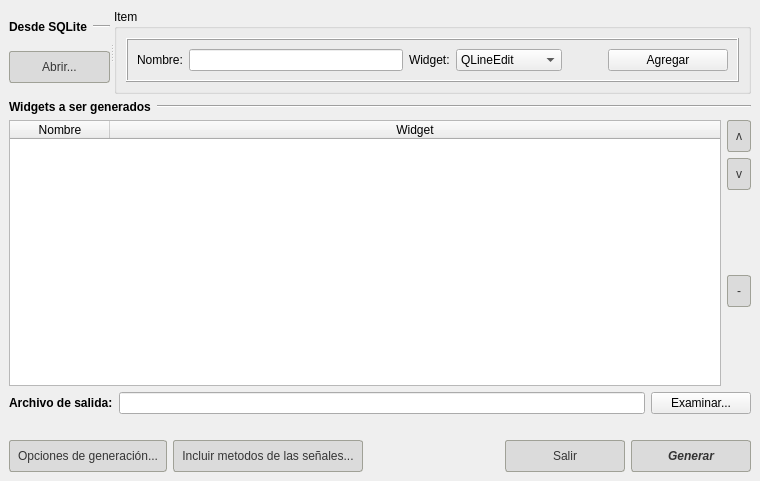
Above: gui/guimaker.ui from jonathanferreyra/Plasta-GUI-Maker before the change. Below: the same form after it.
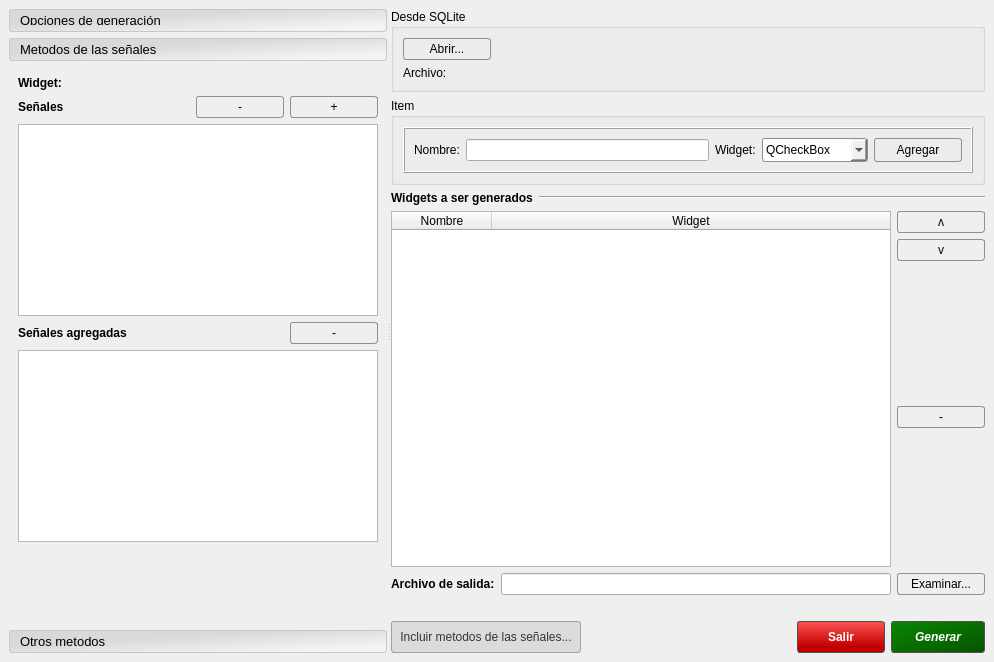
That is the form after the change. The open tabs and pages were chosen to show the change.

```diff
--- a/gui/guimaker.ui
+++ b/gui/guimaker.ui
@@ -6,98 +6,655 @@
    <rect>
     <x>0</x>
     <y>0</y>
-    <width>760</width>
-    <height>481</height>
+    <width>994</width>
+    <height>662</height>
    </rect>
   </property>
   <property name="windowTitle">
    <string>GUI Maker - @ MEG Software </string>
   </property>
+  <property name="styleSheet">
+   <string notr="true"> QPushButton {
+border: 1px solid #8f8f91;
+border-radius: 3px;
+background-color: qlineargradient(x1: 0, y1: 0, x2: 0, y2: 1,
+                                       stop: 0 #f6f7fa, stop: 1 #dadbde);
+min-width: 80px;
+padding: 3px;
+ }
+
+ QPushButton:pressed {
+     background-color: qlineargradient(x1: 0, y1: 0, x2: 0, y2: 1,
+                                       stop: 0 #dadbde, stop: 1 #f6f7fa);
+ }
+
+QComboBox {
+border: 1px solid #8f8f91;
+border-radius: 3px;
+background-color: qlineargradient(x1: 0, y1: 0, x2: 0, y2: 1,
+                                       stop: 0 #f6f7fa, stop: 1 #dadbde);
+min-width: 80px;
+padding: 3px;
+ }</string>
+  </property>
   <widget class="QWidget" name="centralwidget">
-   <layout class="QVBoxLayout" name="verticalLayout_5">
+   <layout class="QVBoxLayout" name="verticalLayout_12">
     <item>
      <widget class="QSplitter" name="splitter">
+      <property name="orientation">
+       <enum>Qt::Horizontal</enum>
+      </property>
+      <widget class="QToolBox" name="toolBox">
       <property name="sizePolicy">
-       <sizepolicy hsizetype="Expanding" vsizetype="Fixed">
+        <sizepolicy hsizetype="Preferred" vsizetype="Expanding">
         <horstretch>0</horstretch>
         <verstretch>0</verstretch>
        </sizepolicy>
       </property>
+       <property name="font">
+        <font>
+         <pointsize>10</pointsize>
+        </font>
+       </property>
+       <property name="styleSheet">
+        <string notr="true">QToolBox::tab {
+color:rgb(0, 0, 0);
+background-color: qlineargradient(spread:reflect, x1:0.195, y1:0.176136, x2:1, y2:1, stop:0.195238 rgba(217, 217, 217, 255), stop:0.842857 rgba(244, 244, 244, 255));
+border: 1px solid rgb(199, 199, 199);
+border-radius: 3px;
+padding:6px;
+}
+</string>
+       </property>
+       <widget class="QWidget" name="widget">
+        <property name="geometry">
+         <rect>
+          <x>0</x>
+          <y>0</y>
+          <width>244</width>
+          <height>551</height>
+         </rect>
+        </property>
+        <attribute name="label">
+         <string>Opciones de generación</string>
+        </attribute>
+        <layout class="QVBoxLayout" name="verticalLayout_9">
+         <item>
+          <layout class="QHBoxLayout" name="horizontalLayout_10">
+           <item>
+            <widget class="QLabel" name="label_6">
+             <property name="sizePolicy">
+              <sizepolicy hsizetype="Fixed" vsizetype="Preferred">
+               <horstretch>0</horstretch>
+               <verstretch>0</verstretch>
+              </sizepolicy>
+             </property>
+             <property name="font">
+              <font>
+               <weight>75</weight>
+               <bold>true</bold>
+              </font>
+             </property>
+             <property name="text">
+              <string>Opciones generales</string>
+             </property>
+            </widget>
+           </item>
+           <item>
+            <widget class="Line" name="line_2">
       <property name="orientation">
        <enum>Qt::Horizontal</enum>
       </property>
+            </widget>
+           </item>
+          </layout>
+         </item>
+         <item>
+          <widget class="QCheckBox" name="chkGenerarPlantilla">
+           <property name="text">
+            <string>Generar plantilla .py</string>
+           </property>
+           <property name="checked">
+            <bool>true</bool>
+           </property>
+          </widget>
+         </item>
+         <item>
+          <layout class="QHBoxLayout" name="horizontalLayout_13">
+           <item>
+            <widget class="QLabel" name="label_8">
+             <property name="sizePolicy">
+              <sizepolicy hsizetype="Fixed" vsizetype="Preferred">
+               <horstretch>0</horstretch>
+               <verstretch>0</verstretch>
+              </sizepolicy>
+             </property>
+             <property name="font">
+              <font>
+               <weight>75</weight>
+               <bold>true</bold>
+              </font>
+             </property>
+             <property name="text">
+              <string>Tipo de ventana</string>
+             </property>
+            </widget>
+           </item>
+           <item>
+            <widget class="Line" name="line_5">
+             <property name="orientation">
+              <enum>Qt::Horizontal</enum>
+             </property>
+            </widget>
+           </item>
+          </layout>
+         </item>
+         <item>
+          <layout class="QVBoxLayout" name="verticalLayout_6">
+           <item>
+            <widget class="QCheckBox" name="rbMainWindow">
+             <property name="text">
+              <string>QMainWindow</string>
+             </property>
+             <property name="checked">
+              <bool>true</bool>
+             </property>
+            </widget>
+           </item>
+           <item>
+            <widget class="QCheckBox" name="rbDialog">
+             <property name="text">
+              <string>QDialog</string>
+             </property>
+             <property name="checked">
+              <bool>false</bool>
+             </property>
+            </widget>
+           </item>
+          </layout>
+         </item>
+         <item>
+          <layout class="QHBoxLayout" name="horizontalLayout_12">
+           <item>
+            <widget class="QLabel" name="label_7">
+             <property name="sizePolicy">
+              <sizepolicy hsizetype="Fixed" vsizetype="Preferred">
+               <horstretch>0</horstretch>
+               <verstretch>0</verstretch>
+              </sizepolicy>
+             </property>
+             <property name="font">
+              <font>
+               <weight>75</weight>
+               <bold>true</bold>
+              </font>
+             </property>
+             <property name="text">
+              <string>Botones</string>
+             </property>
+            </widget>
+           </item>
+           <item>
+            <widget class="Line" name="line_4">
+             <property name="orientation">
+              <enum>Qt::Horizontal</enum>
+             </property>
+            </widget>
+           </item>
+          </layout>
+         </item>
+         <item>
+          <layout class="QVBoxLayout" name="verticalLayout_8">
+           <item>
+            <widget class="QRadioButton" name="rbBtnsSA">
+             <property name="text">
+              <string>Salir - Aceptar</string>
+             </property>
+             <property name="checked">
+              <bool>true</bool>
+             </property>
+            </widget>
+           </item>
+           <item>
+            <widget class="QRadioButton" name="rbBtnsSG">
+             <property name="text">
+              <string>Salir - Guardar</string>
+             </property>
+            </widget>
+           </item>
+           <item>
+            <widget class="QRadioButton" name="rbBtnsCA">
+             <property name="text">
+              <string>Cancelar - Aceptar</string>
+             </property>
+            </widget>
+           </item>
+           <item>
+            <widget class="QCheckBox" name="chkBtnsLimpiar">
+             <property name="text">
+              <string>Limpiar campos</string>
+             </property>
+            </widget>
+           </item>
+          </layout>
+         </item>
+         <item>
+          <spacer name="verticalSpacer_3">
+           <property name="orientation">
+            <enum>Qt::Vertical</enum>
+           </property>
+           <property name="sizeHint" stdset="0">
+            <size>
+             <width>20</width>
+             <height>40</height>
+            </size>
+           </property>
+          </spacer>
+         </item>
+        </layout>
+       </widget>
+       <widget class="QWidget" name="widget_2">
+        <property name="geometry">
+         <rect>
+          <x>0</x>
+          <y>0</y>
+          <width>276</width>
+          <height>533</height>
+         </rect>
+        </property>
+        <attribute name="label">
+         <string>Metodos de las señales</string>
+        </attribute>
+        <layout class="QVBoxLayout" name="verticalLayout_11">
+         <item>
+          <layout class="QHBoxLayout" name="horizontalLayout_15">
+           <item>
+            <widget class="QLabel" name="label_10">
+             <property name="sizePolicy">
+              <sizepolicy hsizetype="Fixed" vsizetype="Preferred">
+               <horstretch>0</horstretch>
+               <verstretch>0</verstretch>
+              </sizepolicy>
+             </property>
+             <property name="font">
+              <font>
+               <weight>75</weight>
+               <bold>true</bold>
+              </font>
+             </property>
+             <property name="text">
+              <string>Widget:</string>
+             </property>
+            </widget>
+           </item>
+           <item>
+            <widget class="QLabel" name="lbWidget">
+             <property name="minimumSize">
+              <size>
+               <width>150</width>
+               <height>0</height>
+              </size>
+             </property>
+             <property name="font">
+              <font>
+               <underline>false</underline>
+              </font>
+             </property>
+             <property name="frameShape">
+              <enum>QFrame::NoFrame</enum>
+             </property>
+             <property name="text">
+              <string/>
+             </property>
+            </widget>
+           </item>
+          </layout>
+         </item>
+         <item>
+          <layout class="QVBoxLayout" name="verticalLayout_5">
+           <item>
+            <layout class="QHBoxLayout" name="horizontalLayout_16">
+             <item>
+              <widget class="QLabel" name="label_11">
+               <property name="sizePolicy">
+                <sizepolicy hsizetype="Fixed" vsizetype="Preferred">
+                 <horstretch>0</horstretch>
+                 <verstretch>0</verstretch>
+                </sizepolicy>
+               </property>
+               <property name="font">
+                <font>
+                 <weight>75</weight>
+                 <bold>true</bold>
+                </font>
+               </property>
+               <property name="text">
+                <string>Señales</string>
+               </property>
+              </widget>
+             </item>
+             <item>
+              <spacer name="horizontalSpacer_2">
+               <property name="orientation">
+                <enum>Qt::Horizontal</enum>
+               </property>
+               <property name="sizeHint" stdset="0">
+                <size>
+                 <width>40</width>
+                 <height>20</height>
+                </size>
+               </property>
+              </spacer>
+             </item>
+             <item>
+              <widget class="QPushButton" name="btQuitarSenial">
+               <property name="sizePolicy">
+                <sizepolicy hsizetype="Minimum" vsizetype="Fixed">
+                 <horstretch>0</horstretch>
+                 <verstretch>0</verstretch>
+                </sizepolicy>
+               </property>
+               <property name="maximumSize">
+                <size>
+                 <width>30</width>
+                 <height>16777215</height>
+                </size>
+               </property>
+               <property name="text">
+                <string>-</string>
+               </property>
+              </widget>
+             </item>
+             <item>
+              <widget class="QPushButton" name="btAgregarSenial">
+               <property name="sizePolicy">
+                <sizepolicy hsizetype="Fixed" vsizetype="Fixed">
+                 <horstretch>0</horstretch>
+                 <verstretch>0</verstretch>
+                </sizepolicy>
+               </property>
+               <property name="maximumSize">
+                <size>
+                 <width>30</width>
+                 <height>16777215</height>
+                </size>
+               </property>
+               <property name="text">
+                <string>+</string>
+               </property>
+              </widget>
+             </item>
+            </layout>
+           </item>
+           <item>
+            <widget class="QListWidget" name="lwSeniales"/>
+           </item>
+          </layout>
+         </item>
+         <item>
+          <layout class="QVBoxLayout" name="verticalLayout_10">
+           <item>
+            <layout class="QHBoxLayout" name="horizontalLayout_14">
+             <item>
+              <widget class="QLabel" name="label_12">
+               <property name="sizePolicy">
+                <sizepolicy hsizetype="Fixed" vsizetype="Preferred">
+                 <horstretch>0</horstretch>
+                 <verstretch>0</verstretch>
+                </sizepolicy>
+               </property>
+               <property name="font">
+                <font>
+                 <weight>75</weight>
+                 <bold>true</bold>
+                </font>
+               </property>
+               <property name="text">
+                <string>Señales agregadas</string>
+               </property>
+              </widget>
+             </item>
+             <item>
+              <spacer name="horizontalSpacer_5">
+               <property name="orientation">
+                <enum>Qt::Horizontal</enum>
+               </property>
+               <property name="sizeHint" stdset="0">
+                <size>
+                 <width>40</width>
+                 <height>20</height>
+                </size>
+               </property>
+              </spacer>
+             </item>
+             <item>
+              <widget class="QPushButton" name="btQuitarSenial_2">
+               <property name="sizePolicy">
+                <sizepolicy hsizetype="Minimum" vsizetype="Fixed">
+                 <horstretch>0</horstretch>
+                 <verstretch>0</verstretch>
+                </sizepolicy>
+               </property>
+               <property name="maximumSize">
+                <size>
+                 <width>30</width>
+                 <height>16777215</height>
+                </size>
+               </property>
+               <property name="text">
+                <string>-</string>
+               </property>
+              </widget>
+             </item>
+            </layout>
+           </item>
+           <item>
+            <widget class="QListWidget" name="lwSenialesAgregadas"/>
+           </item>
+          </layout>
+         </item>
+         <item>
+          <spacer name="verticalSpacer_4">
+           <property name="orientation">
+            <enum>Qt::Vertical</enum>
+           </property>
+           <property name="sizeHint" stdset="0">
+            <size>
+             <width>20</width>
+             <height>33</height>
+            </size>
+           </property>
+          </spacer>
+         </item>
+        </layout>
+       </widget>
+       <widget class="QWidget" name="widget_3">
+        <property name="geometry">
+         <rect>
+          <x>0</x>
+          <y>0</y>
+          <width>268</width>
+          <height>533</height>
+         </rect>
+        </property>
+        <attribute name="label">
+         <string>Otros metodos</string>
+        </attribute>
+        <layout class="QVBoxLayout" name="verticalLayout_15">
+         <item>
+          <layout class="QVBoxLayout" name="verticalLayout_13">
+           <item>
+            <widget class="QLabel" name="label_13">
+             <property name="text">
+              <string>Nombre metodo</string>
+             </property>
+            </widget>
+           </item>
+           <item>
+            <widget class="QLineEdit" name="leNombre_2"/>
+           </item>
+           <item>
+            <widget class="QLabel" name="label_14">
+             <property name="text">
+              <string>Parámetros</string>
+             </property>
+            </widget>
+           </item>
+           <item>
+            <widget class="QLineEdit" name="leNombre_3"/>
+           </item>
+           <item>
+            <widget class="QPushButton" name="pushButton">
+             <property name="text">
+              <string>Agregar</string>
+             </property>
+            </widget>
+           </item>
+          </layout>
+         </item>
+         <item>
+          <layout class="QVBoxLayout" name="verticalLayout_14">
+           <item>
+            <layout class="QHBoxLayout" name="horizontalLayout_17">
+             <item>
+              <widget class="QLabel" name="label_15">
+               <property name="sizePolicy">
+                <sizepolicy hsizetype="Fixed" vsizetype="Preferred">
+                 <horstretch>0</horstretch>
+                 <verstretch>0</verstretch>
+                </sizepolicy>
+               </property>
+               <property name="font">
+                <font>
+                 <weight>75</weight>
+                 <bold>true</bold>
+                </font>
+               </property>
+               <property name="text">
+                <string>Señales agregadas</string>
+               </property>
+              </widget>
+             </item>
+             <item>
+              <spacer name="horizontalSpacer_6">
+               <property name="orientation">
+                <enum>Qt::Horizontal</enum>
+               </property>
+               <property name="sizeHint" stdset="0">
+                <size>
+                 <width>40</width>
+                 <height>20</height>
+                </size>
+               </property>
+              </spacer>
+             </item>
+             <item>
+              <widget class="QPushButton" name="btQuitarSenial_3">
+               <property name="sizePolicy">
+                <sizepolicy hsizetype="Minimum" vsizetype="Fixed">
+                 <horstretch>0</horstretch>
+                 <verstretch>0</verstretch>
+                </sizepolicy>
+               </property>
+               <property name="minimumSize">
+                <size>
+                 <width>88</width>
+                 <height>0</height>
+                </size>
+               </property>
+               <property name="maximumSize">
+                <size>
+                 <width>30</width>
+                 <height>16777215</height>
+                </size>
+               </property>
+               <property name="text">
+                <string>-</string>
+               </property>
+              </widget>
+             </item>
+            </layout>
+           </item>
+           <item>
+            <widget class="QListWidget" name="lwSenialesAgregadas_2"/>
+           </item>
+          </layout>
+         </item>
+        </layout>
+       </widget>
+      </widget>
       <widget class="QWidget" name="layoutWidget">
+       <layout class="QVBoxLayout" name="verticalLayout_7">
+        <item>
+         <widget class="QGroupBox" name="groupBox_2">
+          <property name="title">
+           <string>Desde SQLite</string>
+          </property>
+          <property name="flat">
+           <bool>false</bool>
+          </property>
+          <property name="checkable">
+           <bool>false</bool>
+          </property>
        <layout class="QVBoxLayout" name="verticalLayout_3">
         <item>
          <layout class="QHBoxLayout" name="horizontalLayout_8">
           <item>
-           <widget class="QLabel" name="label_5">
-            <property name="sizePolicy">
-             <sizepolicy hsizetype="Fixed" vsizetype="Preferred">
-              <horstretch>0</horstretch>
-              <verstretch>0</verstretch>
-             </sizepolicy>
-            </property>
-            <property name="font">
-             <font>
-              <weight>75</weight>
-              <bold>true</bold>
-             </font>
-            </property>
-            <property name="text">
-             <string>Desde SQLite</string>
-            </property>
-           </widget>
-          </item>
-          <item>
-           <widget class="Line" name="line_3">
-            <property name="orientation">
-             <enum>Qt::Horizontal</enum>
-            </property>
-           </widget>
-          </item>
-         </layout>
-        </item>
-        <item>
          <widget class="QPushButton" name="btAbrirSqlite">
           <property name="sizePolicy">
-           <sizepolicy hsizetype="Expanding" vsizetype="Fixed">
+                <sizepolicy hsizetype="Preferred" vsizetype="Fixed">
             <horstretch>0</horstretch>
             <verstretch>0</verstretch>
            </sizepolicy>
           </property>
           <property name="minimumSize">
            <size>
-            <width>30</width>
+                 <width>88</width>
             <height>0</height>
            </size>
           </property>
-          <property name="styleSheet">
-           <string notr="true">QPushButton {
-	background: #DBDBDB;
-	border-radius: 3px;
-	color:#353535;
-	border: 1px solid #A0A197;
-	padding:8px;
-}
-
-QPushButton:pressed{
-	background-color: qlineargradient(x1: 0, y1: 0, x2: 0, y2: 1,
-                                            stop: 0 #dadbde, stop: 1 #f6f7fa);		
-	border: 1px solid #505050;
-}
-QPushButton:hover{
-         background-color: qlineargradient(x1: 0, y1: 0, x2: 0, y2: 1,
-                                           stop: 0 #dadbde, stop: 1 #f6f7fa);
-}</string>
-          </property>
           <property name="text">
            <string>Abrir...</string>
           </property>
          </widget>
         </item>
-       </layout>
-      </widget>
+             <item>
+              <spacer name="horizontalSpacer_4">
+               <property name="orientation">
+                <enum>Qt::Horizontal</enum>
+               </property>
+               <property name="sizeHint" stdset="0">
+                <size>
+                 <width>40</width>
+                 <height>20</height>
+                </size>
+               </property>
+              </spacer>
+             </item>
+            </layout>
+           </item>
+           <item>
+            <layout class="QHBoxLayout" name="horizontalLayout_9">
+             <item>
+              <widget class="QLabel" name="label_5">
+               <property name="text">
+                <string>Archivo:</string>
+               </property>
+              </widget>
+             </item>
+             <item>
+              <widget class="QLabel" name="label_9">
+               <property name="text">
+                <string/>
+               </property>
+              </widget>
+             </item>
+            </layout>
+           </item>
+          </layout>
+         </widget>
+        </item>
+        <item>
       <widget class="QGroupBox" name="groupBox">
        <property name="title">
         <string>Item</string>
@@ -112,7 +669,7 @@
         <item>
          <widget class="QFrame" name="frame">
           <property name="sizePolicy">
-           <sizepolicy hsizetype="Minimum" vsizetype="Expanding">
+              <sizepolicy hsizetype="Minimum" vsizetype="Fixed">
             <horstretch>0</horstretch>
             <verstretch>0</verstretch>
            </sizepolicy>
@@ -153,7 +710,7 @@
                 <enum>Qt::TabFocus</enum>
                </property>
                <property name="currentIndex">
-                <number>2</number>
+                   <number>0</number>
                </property>
                <item>
                 <property name="text">
@@ -179,22 +736,6 @@
              </item>
             </layout>
            </item>
-           <item>
-            <spacer name="horizontalSpacer_2">
-             <property name="orientation">
-              <enum>Qt::Horizontal</enum>
-             </property>
-             <property name="sizeType">
-              <enum>QSizePolicy::Preferred</enum>
-             </property>
-             <property name="sizeHint" stdset="0">
-              <size>
-               <width>40</width>
-               <height>20</height>
-              </size>
-             </property>
-            </spacer>
-           </item>
            <item>
             <widget class="QPushButton" name="btAgregar">
              <property name="sizePolicy">
@@ -205,7 +746,7 @@
              </property>
              <property name="minimumSize">
               <size>
-               <width>120</width>
+                  <width>88</width>
                <height>0</height>
               </size>
              </property>
@@ -224,7 +765,6 @@
          </widget>
         </item>
        </layout>
-      </widget>
      </widget>
     </item>
     <item>
@@ -303,25 +843,6 @@
               <verstretch>0</verstretch>
              </sizepolicy>
             </property>
-            <property name="styleSheet">
-             <string notr="true">QPushButton {
-	background: #DBDBDB;
-	border-radius: 3px;
-	color:#353535;
-	border: 1px solid #A0A197;
-	padding:8px;
-}
-
-QPushButton:pressed{
-	background-color: qlineargradient(x1: 0, y1: 0, x2: 0, y2: 1,
-                                            stop: 0 #dadbde, stop: 1 #f6f7fa);		
-	border: 1px solid #505050;
-}
-QPushButton:hover{
-         background-color: qlineargradient(x1: 0, y1: 0, x2: 0, y2: 1,
-                                           stop: 0 #dadbde, stop: 1 #f6f7fa);
-}</string>
-            </property>
             <property name="text">
              <string>ʌ</string>
             </property>
@@ -335,25 +856,6 @@
               <verstretch>0</verstretch>
              </sizepolicy>
             </property>
-            <property name="styleSheet">
-             <string notr="true">QPushButton {
-	background: #DBDBDB;
-	border-radius: 3px;
-	color:#353535;
-	border: 1px solid #A0A197;
-	padding:8px;
-}
-
-QPushButton:pressed{
-	background-color: qlineargradient(x1: 0, y1: 0, x2: 0, y2: 1,
-                                            stop: 0 #dadbde, stop: 1 #f6f7fa);		
-	border: 1px solid #505050;
-}
-QPushButton:hover{
-         background-color: qlineargradient(x1: 0, y1: 0, x2: 0, y2: 1,
-                                           stop: 0 #dadbde, stop: 1 #f6f7fa);
-}</string>
-            </property>
             <property name="text">
              <string>v</string>
             </property>
@@ -383,25 +885,6 @@
               <verstretch>0</verstretch>
              </sizepolicy>
             </property>
-            <property name="styleSheet">
-             <string notr="true">QPushButton {
-	background: #DBDBDB;
-	border-radius: 3px;
-	color:#353535;
-	border: 1px solid #A0A197;
-	padding:8px;
-}
-
-QPushButton:pressed{
-	background-color: qlineargradient(x1: 0, y1: 0, x2: 0, y2: 1,
-                                            stop: 0 #dadbde, stop: 1 #f6f7fa);		
-	border: 1px solid #505050;
-}
-QPushButton:hover{
-         background-color: qlineargradient(x1: 0, y1: 0, x2: 0, y2: 1,
-                                           stop: 0 #dadbde, stop: 1 #f6f7fa);
-}</string>
-            </property>
             <property name="text">
              <string>-</string>
             </property>
@@ -459,16 +942,13 @@
         </property>
         <property name="minimumSize">
          <size>
-          <width>100</width>
+              <width>88</width>
           <height>0</height>
          </size>
         </property>
         <property name="focusPolicy">
          <enum>Qt::NoFocus</enum>
         </property>
-        <property name="styleSheet">
-         <string notr="true"/>
-        </property>
         <property name="text">
          <string>Examinar...</string>
         </property>
@@ -495,38 +975,6 @@
     </item>
     <item>
      <layout class="QHBoxLayout" name="horizontalLayout_2">
-      <item>
-       <widget class="QPushButton" name="btOpciones">
-        <property name="sizePolicy">
-         <sizepolicy hsizetype="Minimum" vsizetype="Preferred">
-          <horstretch>0</horstretch>
-          <verstretch>0</verstretch>
-         </sizepolicy>
-        </property>
-        <property name="styleSheet">
-         <string notr="true">QPushButton {
-	background: #DBDBDB;
-	border-radius: 3px;
-	color:#353535;
-	border: 1px solid #A0A197;
-	padding:8px;
-}
-
-QPushButton:pressed{
-	background-color: qlineargradient(x1: 0, y1: 0, x2: 0, y2: 1,
-                                            stop: 0 #dadbde, stop: 1 #f6f7fa);		
-	border: 1px solid #505050;
-}
-QPushButton:hover{
-         background-color: qlineargradient(x1: 0, y1: 0, x2: 0, y2: 1,
-                                           stop: 0 #dadbde, stop: 1 #f6f7fa);
-}</string>
-        </property>
-        <property name="text">
-         <string>Opciones de generación...</string>
-        </property>
-       </widget>
-      </item>
       <item>
        <widget class="QPushButton" name="btIncuirSenales">
         <property name="sizePolicy">
@@ -582,10 +1030,16 @@
         </property>
         <property name="minimumSize">
          <size>
-          <width>120</width>
+              <width>88</width>
           <height>0</height>
          </size>
         </property>
+            <property name="font">
+             <font>
+              <weight>75</weight>
+              <bold>true</bold>
+             </font>
+            </property>
         <property name="layoutDirection">
          <enum>Qt::LeftToRight</enum>
         </property>
@@ -593,22 +1047,15 @@
          <bool>false</bool>
         </property>
         <property name="styleSheet">
-         <string notr="true">QPushButton {
-	background: #DBDBDB;
-	border-radius: 3px;
-	color:#353535;
-	border: 1px solid #A0A197;
-	padding:8px;
+             <string notr="true">QPushButton{
+	color: rgb(255, 255, 255);
+	background-color: qlineargradient(spread:reflect, x1:1, y1:1, x2:1, y2:0, stop:0.201835 rgba(195, 0, 0, 255), stop:0.949541 rgba(247, 78, 78, 255));
+border: 1px solid #505050;
+border-radius: 3px;
+padding:3px
 }
-
-QPushButton:pressed{
-	background-color: qlineargradient(x1: 0, y1: 0, x2: 0, y2: 1,
-stop: 0 #dadbde, stop: 1 #f6f7fa);		
-	border: 1px solid #505050;
-}
-QPushButton:hover{
-         background-color: qlineargradient(x1: 0, y1: 0, x2: 0, y2: 1,
-                                           stop: 0 #dadbde, stop: 1 #f6f7fa);
+QPushButton:pressed{	
+	border: 3px solid #505050;
 }</string>
         </property>
         <property name="text">
@@ -626,7 +1073,7 @@
         </property>
         <property name="minimumSize">
          <size>
-          <width>120</width>
+              <width>94</width>
           <height>30</height>
          </size>
         </property>
@@ -638,22 +1085,15 @@
          </font>
         </property>
         <property name="styleSheet">
-         <string notr="true">QPushButton {
-	background: #DBDBDB;
-	border-radius: 3px;
-	color:#353535;
-	border: 1px solid #A0A197;
-	padding:8px;
+             <string notr="true">QPushButton{
+	color: rgb(255, 255, 255);
+	background-color: qlineargradient(spread:pad, x1:0.005, y1:0.006, x2:0.990476, y2:1, stop:0.0047619  rgba(10, 134, 2, 255), stop:1 rgba(6, 84, 0, 255));
+border: 1px solid #505050;
+border-radius: 3px;
+padding:6px
 }
-
-QPushButton:pressed{
-	background-color: qlineargradient(x1: 0, y1: 0, x2: 0, y2: 1,
-                                            stop: 0 #dadbde, stop: 1 #f6f7fa);		
-	border: 1px solid #505050;
-}
-QPushButton:hover{
-         background-color: qlineargradient(x1: 0, y1: 0, x2: 0, y2: 1,
-                                           stop: 0 #dadbde, stop: 1 #f6f7fa);
+QPushButton:pressed{	
+	border: 3px solid #505050;
 }</string>
         </property>
         <property name="text">
@@ -664,11 +1104,10 @@
      </layout>
     </item>
    </layout>
-   <zorder>splitter</zorder>
-   <zorder>commandLinkButton</zorder>
-   <zorder>commandLinkButton_2</zorder>
-   <zorder>horizontalSpacer_4</zorder>
-   <zorder>label_5</zorder>
+      </widget>
+     </widget>
+    </item>
+   </layout>
   </widget>
  </widget>
  <tabstops>
```
Left out of the diff: 30 changed lines with no effect on the pictures. Lines whose indentation alone changed are shown as unchanged.
